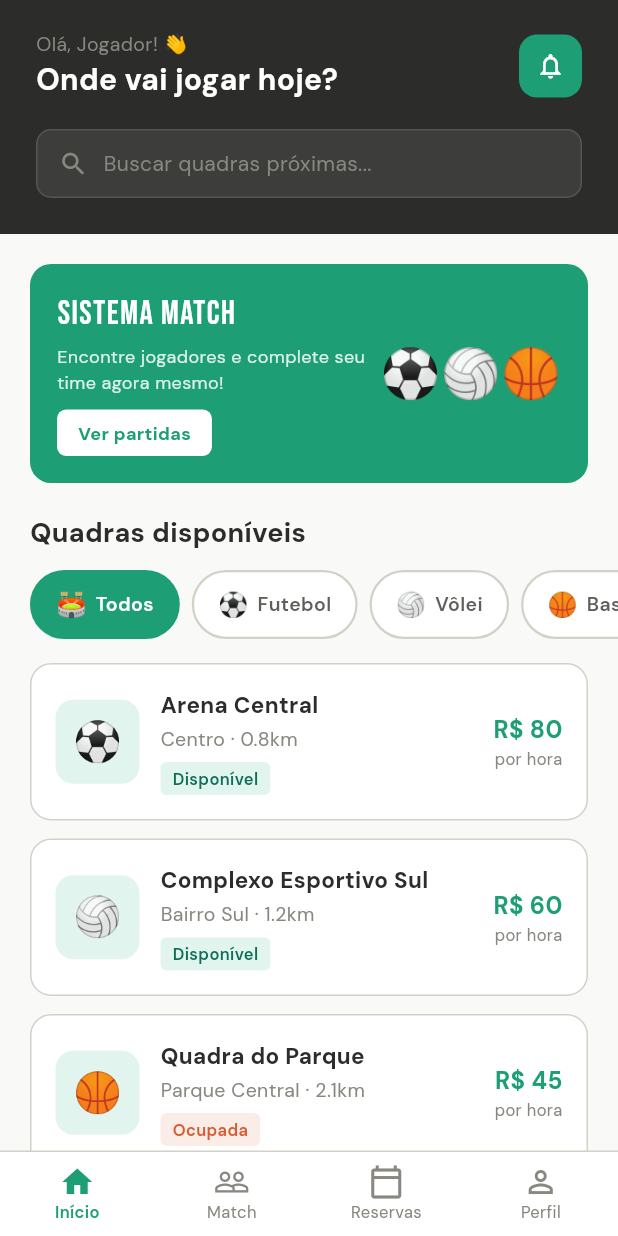
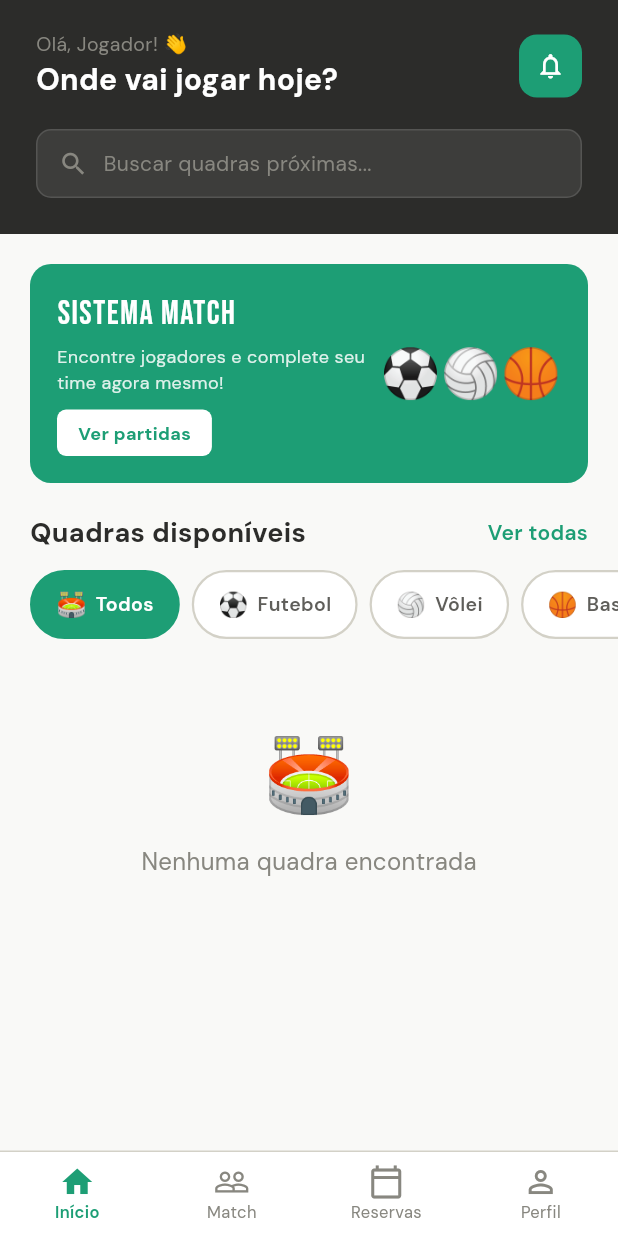
Before and after one commit to gabadias1/matchupsports_yes, a Flutter app: the HomeScreen screen opened by its route, on a phone screen of 412 x 824 dp. Run offline on Flutter 3.47's test engine with Material 3 defaults, Android fonts, the phone set to English and light mode, and no system bars; our stand-ins replace dio, go_router, google_fonts, shared_preferences; accounts and stored records are empty; network calls fail.

Commit message:
feat: sprint 2 - listagem de quadras disponíveis

```diff
--- /dev/null
+++ b/frontend/lib/models/quadra.dart
@@ -0,0 +1,22 @@
+class QuadraModel {
+  final int id;
+  final String identificacao;
+  final String descricao;
+  final int estabelecimentoId;
+
+  QuadraModel({
+    required this.id,
+    required this.identificacao,
+    required this.descricao,
+    required this.estabelecimentoId,
+  });
+
+  factory QuadraModel.fromJson(Map<String, dynamic> json) {
+    return QuadraModel(
+      id: json['id'],
+      identificacao: json['identificacao'],
+      descricao: json['descricao'],
+      estabelecimentoId: json['estabelecimento_id'],
+    );
+  }
+}
--- a/frontend/lib/routes/app_router.dart
+++ b/frontend/lib/routes/app_router.dart
@@ -3,12 +3,14 @@ import 'package:match_up_sports/screens/home_screen.dart';
 import 'package:match_up_sports/screens/login_screen.dart';
 import 'package:match_up_sports/screens/register_screen.dart';
 import 'package:match_up_sports/screens/splash_screen.dart';
+import 'package:match_up_sports/screens/quadras_screen.dart';
 
 class AppRoutes {
   static const splash = '/';
   static const home = '/home';
   static const login = '/login';
   static const register = '/register';
+  static const quadras = '/quadras';
 }
 
 final appRouter = GoRouter(
@@ -30,5 +32,9 @@ final appRouter = GoRouter(
       path: AppRoutes.register,
       builder: (context, state) => const RegisterScreen(),
     ),
+    GoRoute(
+      path: AppRoutes.quadras,
+      builder: (context, state) => const QuadrasScreen(),
+    ),
   ],
 );
--- a/frontend/lib/screens/home_screen.dart
+++ b/frontend/lib/screens/home_screen.dart
@@ -5,6 +5,8 @@ import 'package:google_fonts/google_fonts.dart';
 import 'package:match_up_sports/services/auth_service.dart';
 import 'package:match_up_sports/theme/app_theme.dart';
 import 'package:match_up_sports/widgets/app_widgets.dart';
+import 'package:match_up_sports/models/quadra.dart';
+import 'package:match_up_sports/services/quadra_service.dart';
 
 class HomeScreen extends StatefulWidget {
   const HomeScreen({super.key});
@@ -16,55 +18,39 @@ class HomeScreen extends StatefulWidget {
 class _HomeScreenState extends State<HomeScreen> {
   int _currentTab = 0;
   String _selectedSport = 'Todos';
+  List<Map<String, dynamic>> _courts = [];
+  bool _isLoading = true;
 
-  final List<Map<String, dynamic>> _courts = [
-    {
-      'name': 'Arena Central',
+  @override
+  void initState() {
+    super.initState();
+    _loadQuadras();
+  }
+
+  Future<void> _loadQuadras() async {
+    try {
+      final quadras = await QuadraService.getQuadras();
+      setState(() {
+        _courts = quadras
+            .map((q) => {
+                  'name': q.identificacao,
                   'sport': 'Futebol',
-      'location': 'Centro',
-      'distance': '0.8km',
-      'price': '80',
+                  'location': q.descricao,
+                  'distance': '',
+                  'price': '—',
                   'available': true,
-    },
-    {
-      'name': 'Complexo Esportivo Sul',
-      'sport': 'Vôlei',
-      'location': 'Bairro Sul',
-      'distance': '1.2km',
-      'price': '60',
-      'available': true,
-    },
-    {
-      'name': 'Quadra do Parque',
-      'sport': 'Basquete',
-      'location': 'Parque Central',
-      'distance': '2.1km',
-      'price': '45',
-      'available': false,
-    },
-    {
-      'name': 'Arena Pro Sports',
-      'sport': 'Futebol',
-      'location': 'Zona Norte',
-      'distance': '3.0km',
-      'price': '120',
-      'available': true,
-    },
-    {
-      'name': 'Clube Recreativo',
-      'sport': 'Vôlei',
-      'location': 'Vila Nova',
-      'distance': '3.5km',
-      'price': '50',
-      'available': true,
-    },
-  ];
+                })
+            .toList();
+        _isLoading = false;
+      });
+    } catch (e) {
+      setState(() => _isLoading = false);
+    }
+  }
 
   List<Map<String, dynamic>> get _filteredCourts {
     if (_selectedSport == 'Todos') return _courts;
-    return _courts
-        .where((c) => c['sport'] == _selectedSport)
-        .toList();
+    return _courts.where((c) => c['sport'] == _selectedSport).toList();
   }
 
   @override
@@ -79,6 +65,7 @@ class _HomeScreenState extends State<HomeScreen> {
               filteredCourts: _filteredCourts,
               onSportSelected: (sport) =>
                   setState(() => _selectedSport = sport),
+              isLoading: _isLoading,
             ),
             _MatchTab(),
             _ReservasTab(),
@@ -139,11 +126,13 @@ class _HomeTab extends StatelessWidget {
   final String selectedSport;
   final List<Map<String, dynamic>> filteredCourts;
   final Function(String) onSportSelected;
+  final bool isLoading;
 
   const _HomeTab({
     required this.selectedSport,
     required this.filteredCourts,
     required this.onSportSelected,
+    required this.isLoading,
   });
 
   @override
@@ -154,7 +143,6 @@ class _HomeTab extends StatelessWidget {
           child: Column(
             crossAxisAlignment: CrossAxisAlignment.start,
             children: [
-              // Header
               Container(
                 color: AppColors.dark,
                 padding: const EdgeInsets.fromLTRB(24, 20, 24, 24),
@@ -197,7 +185,6 @@ class _HomeTab extends StatelessWidget {
                       ],
                     ),
                     const SizedBox(height: 18),
-                    // Barra de busca
                     Container(
                       padding: const EdgeInsets.symmetric(
                           horizontal: 14, vertical: 12),
@@ -223,8 +210,6 @@ class _HomeTab extends StatelessWidget {
                   ],
                 ),
               ),
-
-              // Banner Match
               Container(
                 margin: const EdgeInsets.all(20),
                 padding: const EdgeInsets.all(18),
@@ -274,16 +259,17 @@ class _HomeTab extends StatelessWidget {
                         ],
                       ),
                     ),
-                    const Text('⚽🏐🏀',
-                        style: TextStyle(fontSize: 32)),
+                    const Text('⚽🏐🏀', style: TextStyle(fontSize: 32)),
                   ],
                 ),
               ),
-
-              // Filtros de esporte
               Padding(
                 padding: const EdgeInsets.symmetric(horizontal: 20),
-                child: SectionHeader(title: 'Quadras disponíveis'),
+                child: SectionHeader(
+                  title: 'Quadras disponíveis',
+                  actionLabel: 'Ver todas',
+                  onAction: () => context.go(AppRoutes.quadras),
+                ),
               ),
               const SizedBox(height: 12),
               SingleChildScrollView(
@@ -307,11 +293,18 @@ class _HomeTab extends StatelessWidget {
             ],
           ),
         ),
-
-        // Lista de quadras
         SliverPadding(
           padding: const EdgeInsets.symmetric(horizontal: 20),
-          sliver: filteredCourts.isEmpty
+          sliver: isLoading
+              ? const SliverToBoxAdapter(
+                  child: Center(
+                    child: Padding(
+                      padding: EdgeInsets.all(40),
+                      child: CircularProgressIndicator(),
+                    ),
+                  ),
+                )
+              : filteredCourts.isEmpty
                   ? SliverToBoxAdapter(
                       child: Center(
                         child: Padding(
--- /dev/null
+++ b/frontend/lib/services/quadra_service.dart
@@ -0,0 +1,13 @@
+import 'package:dio/dio.dart';
+import 'package:match_up_sports/models/quadra.dart';
+
+class QuadraService {
+  static const String _baseUrl = 'http://localhost:3000';
+  static final _dio = Dio(BaseOptions(baseUrl: _baseUrl));
+
+  static Future<List<QuadraModel>> getQuadras() async {
+    final response = await _dio.get('/quadras');
+    final List<dynamic> data = response.data;
+    return data.map((json) => QuadraModel.fromJson(json)).toList();
+  }
+}
```
Also changed, not shown: frontend/lib/screens/quadras_screen.dart (added, +131 -0 lines), 1 other file. Lines whose indentation alone changed are shown as unchanged.
